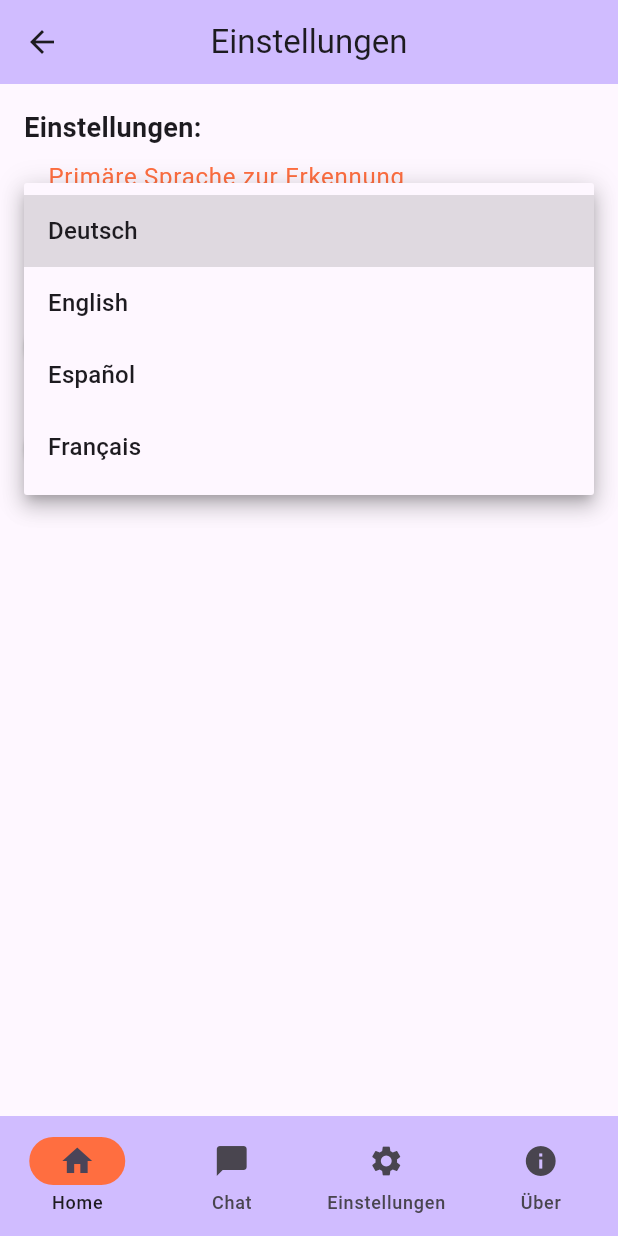
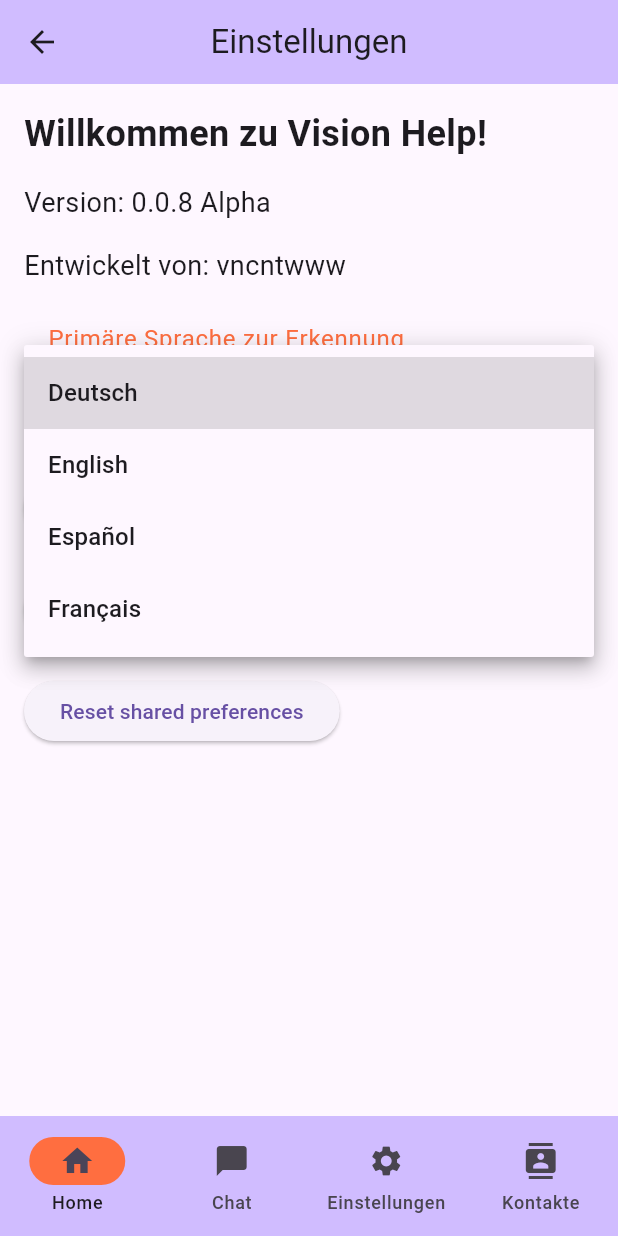
Before and after one commit to TheBeaconCrafter/visionhelp, a Flutter app: the SettingsPage screen opened directly, after a tap on "Deutsch", on a phone screen of 412 x 824 dp. Run offline on Flutter 3.47's test engine with Material 3 defaults, Android fonts, the phone set to English and light mode, and no system bars; our stand-ins replace audioplayers, flutter_tts, go_router, image_picker, permission_handler, shared_preferences and 1 more; missing offline and left inert: google_gemini, notifications, porcupine_flutter, restart_app; accounts and stored records are empty; network calls fail.

Commit message:
First steps for implementing contact book

```diff
--- a/lib/about_page.dart
+++ b/lib/about_page.dart
@@ -51,6 +51,11 @@ class AppRouter {
           onLanguageChanged: (String newLanguage) {
             // Handle language change
           },
+          appName: Variables().getAppName(),
+          version: Variables()
+              .getVersion(), // Accessing other variables from Variables class
+          creator: Variables()
+              .getCreator(),
         ),
       ),
       GoRoute(
@@ -161,7 +166,7 @@ class _AboutPageState extends State<AboutPage> {
             context.go('/settings');
           } else if (index == 3) {
             HapticFeedback.lightImpact();
-            context.go('/about');
+            context.go('/contacts');
           }
         },
         indicatorColor: Colors.deepOrangeAccent,
@@ -182,8 +187,8 @@ class _AboutPageState extends State<AboutPage> {
             label: 'Einstellungen',
           ),
           NavigationDestination(
-            icon: Icon(Icons.info),
-            label: 'Über',
+            icon: Icon(Icons.contacts),
+            label: 'Kontakte',
           ),
         ],
       ),
--- a/lib/chatgemini.dart
+++ b/lib/chatgemini.dart
@@ -55,6 +55,11 @@ class AppRouter {
       GoRoute(
         path: '/settings',
         builder: (BuildContext context, GoRouterState state) => SettingsPage(
+          appName: Variables().getAppName(),
+          version: Variables()
+              .getVersion(), // Accessing other variables from Variables class
+          creator: Variables()
+              .getCreator(), // Accessing other variables from Variables class
           selectedLanguage: Variables().getSelectedLanguage(),
           onLanguageChanged: (String newLanguage) {
             // Handle language change
@@ -133,7 +138,7 @@ class _ChatHomePageState extends State<ChatHomePage> {
               context.go('/settings');
             } else if (index == 3) {
               HapticFeedback.lightImpact();
-              context.go('/about');
+              context.go('/contacts');
             }
           },
           indicatorColor: Colors.deepOrangeAccent,
@@ -154,8 +159,8 @@ class _ChatHomePageState extends State<ChatHomePage> {
               label: 'Einstellungen',
             ),
             NavigationDestination(
-              icon: Icon(Icons.info),
-              label: 'Über',
+              icon: Icon(Icons.contacts),
+              label: 'Kontakte',
             ),
           ],
         ),
--- a/lib/settings_page.dart
+++ b/lib/settings_page.dart
@@ -7,11 +7,14 @@ import 'package:restart_app/restart_app.dart';
 class SettingsPage extends StatefulWidget {
   final String selectedLanguage;
   final ValueChanged<String> onLanguageChanged;
+  final String appName;
+  final String version;
+  final String creator;
 
   const SettingsPage({
     super.key,
     required this.selectedLanguage,
-    required this.onLanguageChanged,
+    required this.onLanguageChanged, required this.appName, required this.version, required this.creator,
   });
 
   @override
@@ -21,6 +24,7 @@ class SettingsPage extends StatefulWidget {
 class _SettingsPageState extends State<SettingsPage> {
   late String _selectedLanguage;
 
+  int _tapCount = 0;
   int currentPageIndex = 2;
   bool isListening = false; // New variable to track listening state
 
@@ -28,6 +32,24 @@ class _SettingsPageState extends State<SettingsPage> {
   void initState() {
     super.initState();
     _selectedLanguage = widget.selectedLanguage;
+  }
+
+  void _onVersionNumberTap() {
+    setState(() {
+      _tapCount++;
+
+      if (_tapCount == 10) {
+        // Show Snackbar with funny text
+        ScaffoldMessenger.of(context).showSnackBar(
+          const SnackBar(
+            content: Text('Du bist aber neugierig!\n🍰🎂'),
+          ),
+        );
+
+        // Reset tap count after showing the Snackbar
+        _tapCount = 0;
+      }
+    });
   }
 
   @override
@@ -43,10 +65,27 @@ class _SettingsPageState extends State<SettingsPage> {
         child: Column(
           crossAxisAlignment: CrossAxisAlignment.start,
           children: [
-            const Text(
-              'Einstellungen:',
-              style: TextStyle(fontSize: 18, fontWeight: FontWeight.bold),
-            ),
+            Text(
+                'Willkommen zu ${widget.appName}!',
+                style:
+                    const TextStyle(fontSize: 24, fontWeight: FontWeight.bold),
+              ),
+              const SizedBox(height: 16),
+              GestureDetector(
+                onTap: _onVersionNumberTap,
+                child: Text(
+                  'Version: ${widget.version}',
+                  style: const TextStyle(
+                    fontSize: 18,
+                  ),
+                ),
+              ),
+              const SizedBox(height: 16),
+              Text(
+                'Entwickelt von: ${widget.creator}',
+                style: const TextStyle(fontSize: 18),
+              ),
+              const SizedBox(height: 16),
             ListTile(
               title: const Text('Primäre Sprache zur Erkennung'),
               subtitle: DropdownButton<String>(
@@ -82,6 +121,17 @@ class _SettingsPageState extends State<SettingsPage> {
               },
               child: const Text('Go to Onboarding Page'),
             ),
+            const SizedBox(height: 20),
+            ElevatedButton(
+              onPressed: () {
+                // Reset shared preferences
+                SharedPreferences.getInstance().then((prefs) {
+                  prefs.clear();
+                  print("Prefs cleared");
+                });
+              },
+              child: const Text('Reset shared preferences'),
+            ),
           ],
         ),
       ),
@@ -102,7 +152,7 @@ class _SettingsPageState extends State<SettingsPage> {
             context.go('/settings');
           } else if (index == 3) {
             HapticFeedback.lightImpact();
-            context.go('/about');
+            context.go('/contacts');
           }
         },
         indicatorColor: Colors.deepOrangeAccent,
@@ -123,8 +173,8 @@ class _SettingsPageState extends State<SettingsPage> {
             label: 'Einstellungen',
           ),
           NavigationDestination(
-            icon: Icon(Icons.info),
-            label: 'Über',
+            icon: Icon(Icons.contacts),
+            label: 'Kontakte',
           ),
         ],
       ),
```
Also changed, not shown: lib/contacts_page.dart (added, +269 -0 lines), lib/main.dart (+15 -3 lines), lib/secrets_example.dart (added, +20 -0 lines).
